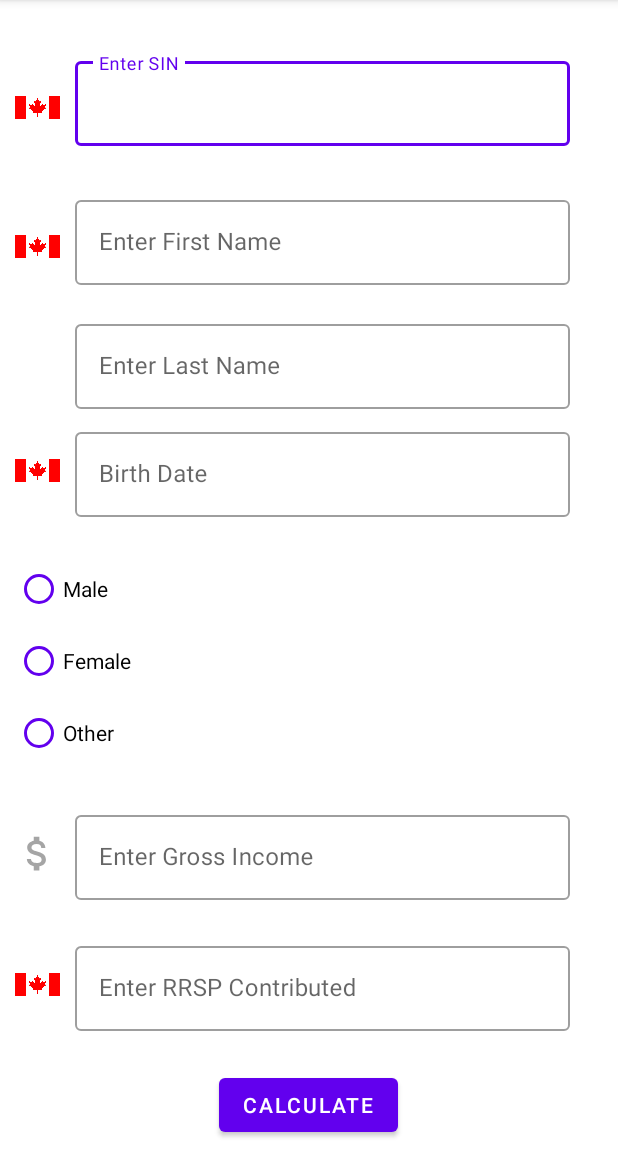
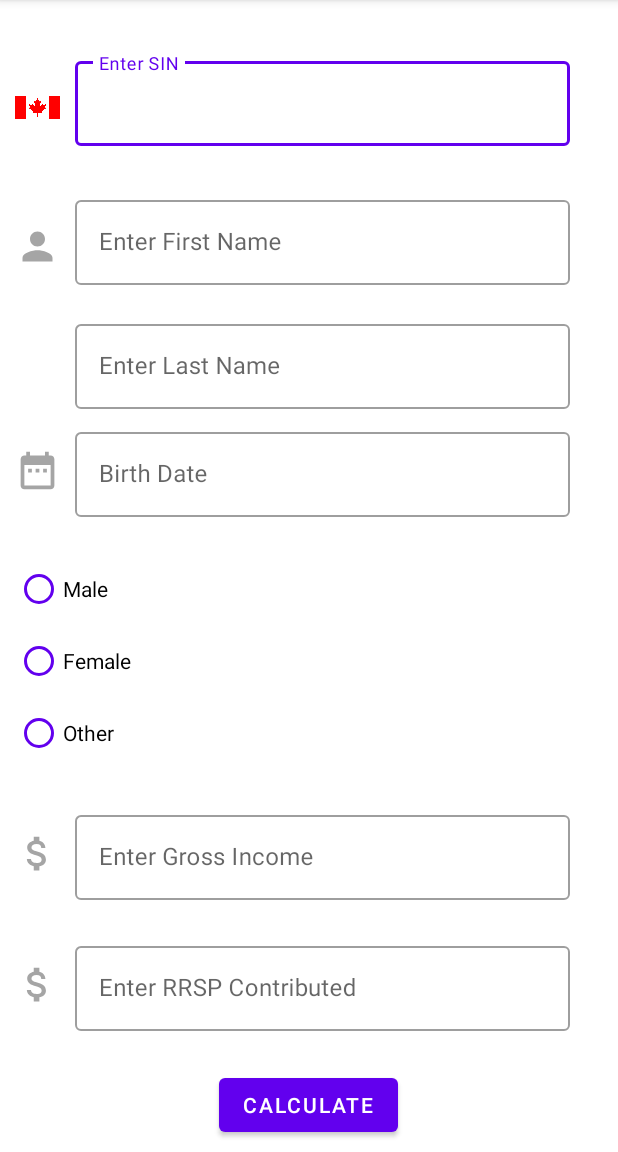
Before and after one commit to Kritima/C0778923_W2020_MAD3125_MidTerm, an Android app: the screen it shows after launch (MainActivity), on a phone screen of 412 x 824 dp, the part 84-1236 px from its top. Run offline under Robolectric (Android 15) with nearby library versions, the phone set to English and light mode, and no system bars.

Commit message:
[KRITIMA] Drawables added and set in xml

```diff
--- /dev/null
+++ b/app/src/main/res/drawable/ic_date_range_black_24dp.xml
@@ -0,0 +1,5 @@
+<vector android:height="24dp" android:tint="#A5A5A5"
+    android:viewportHeight="24.0" android:viewportWidth="24.0"
+    android:width="24dp" xmlns:android="http://schemas.android.com/apk/res/android">
+    <path android:fillColor="#FF000000" android:pathData="M9,11L7,11v2h2v-2zM13,11h-2v2h2v-2zM17,11h-2v2h2v-2zM19,4h-1L18,2h-2v2L8,4L8,2L6,2v2L5,4c-1.11,0 -1.99,0.9 -1.99,2L3,20c0,1.1 0.89,2 2,2h14c1.1,0 2,-0.9 2,-2L21,6c0,-1.1 -0.9,-2 -2,-2zM19,20L5,20L5,9h14v11z"/>
+</vector>
--- /dev/null
+++ b/app/src/main/res/drawable/ic_person_black_24dp.xml
@@ -0,0 +1,5 @@
+<vector android:height="24dp" android:tint="#A5A5A5"
+    android:viewportHeight="24.0" android:viewportWidth="24.0"
+    android:width="24dp" xmlns:android="http://schemas.android.com/apk/res/android">
+    <path android:fillColor="#FF000000" android:pathData="M12,12c2.21,0 4,-1.79 4,-4s-1.79,-4 -4,-4 -4,1.79 -4,4 1.79,4 4,4zM12,14c-2.67,0 -8,1.34 -8,4v2h16v-2c0,-2.66 -5.33,-4 -8,-4z"/>
+</vector>
--- a/app/src/main/res/layout/activity_main.xml
+++ b/app/src/main/res/layout/activity_main.xml
@@ -72,7 +72,7 @@
                 android:paddingLeft="10dp"
                 android:layout_height="match_parent"
                 android:layout_weight="1"
-                app:srcCompat="@drawable/flag" />
+                app:srcCompat="@drawable/ic_person_black_24dp" />
 
             <com.google.android.material.textfield.TextInputLayout
                 android:id="@+id/firstNameTextInputLayout"
@@ -129,7 +129,7 @@
                 android:layout_height="match_parent"
                 android:layout_weight="1"
                 android:paddingLeft="10dp"
-                app:srcCompat="@drawable/flag" />
+                app:srcCompat="@drawable/ic_date_range_black_24dp" />
 
             <com.google.android.material.textfield.TextInputLayout
                 android:id="@+id/birthDateTextInputLayout"
@@ -235,7 +235,7 @@
                 android:paddingLeft="10dp"
                 android:layout_height="match_parent"
                 android:layout_weight="1"
-                app:srcCompat="@drawable/flag" />
+                app:srcCompat="@drawable/ic_attach_money_black_24dp" />
 
             <com.google.android.material.textfield.TextInputLayout
                 android:id="@+id/rrspContributedTextInputLayout"
@@ -243,8 +243,7 @@
                 android:paddingLeft="10dp"
                 android:paddingRight="10dp"
                 android:layout_width="match_parent"
-                android:layout_height="wrap_content"
-                app:layout_constraintTop_toBottomOf="@+id/spinner2">
+                android:layout_height="wrap_content">
 
                 <com.google.android.material.textfield.TextInputEditText
                     android:id="@+id/rrspContributedTextInputEditText"
```
